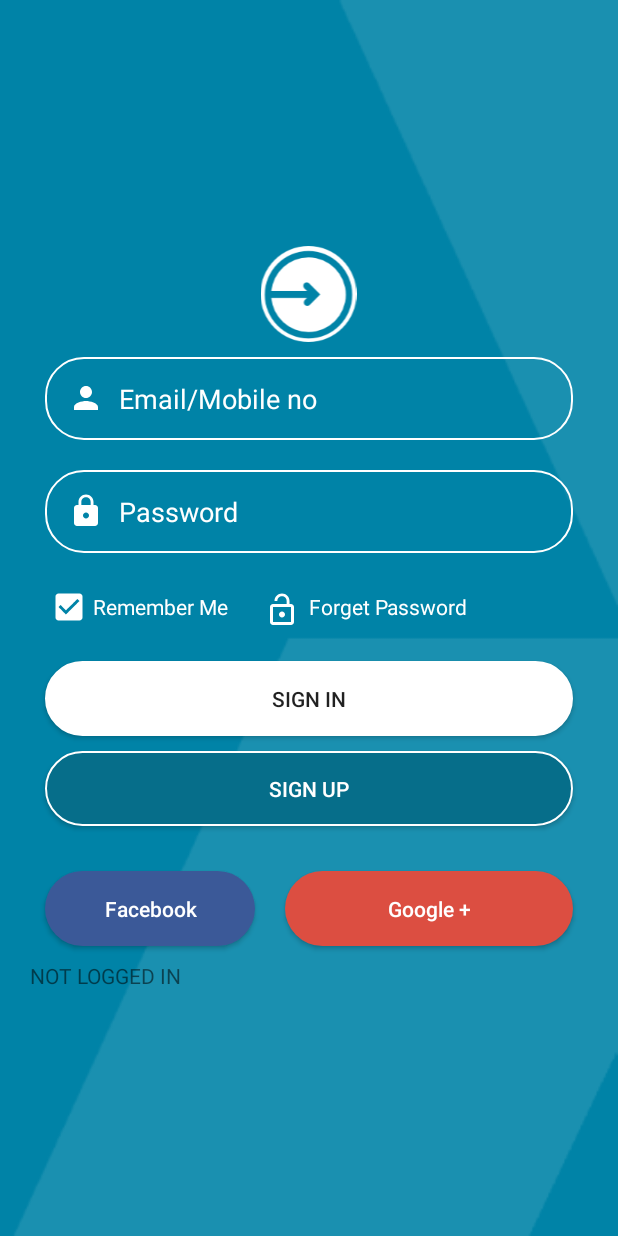
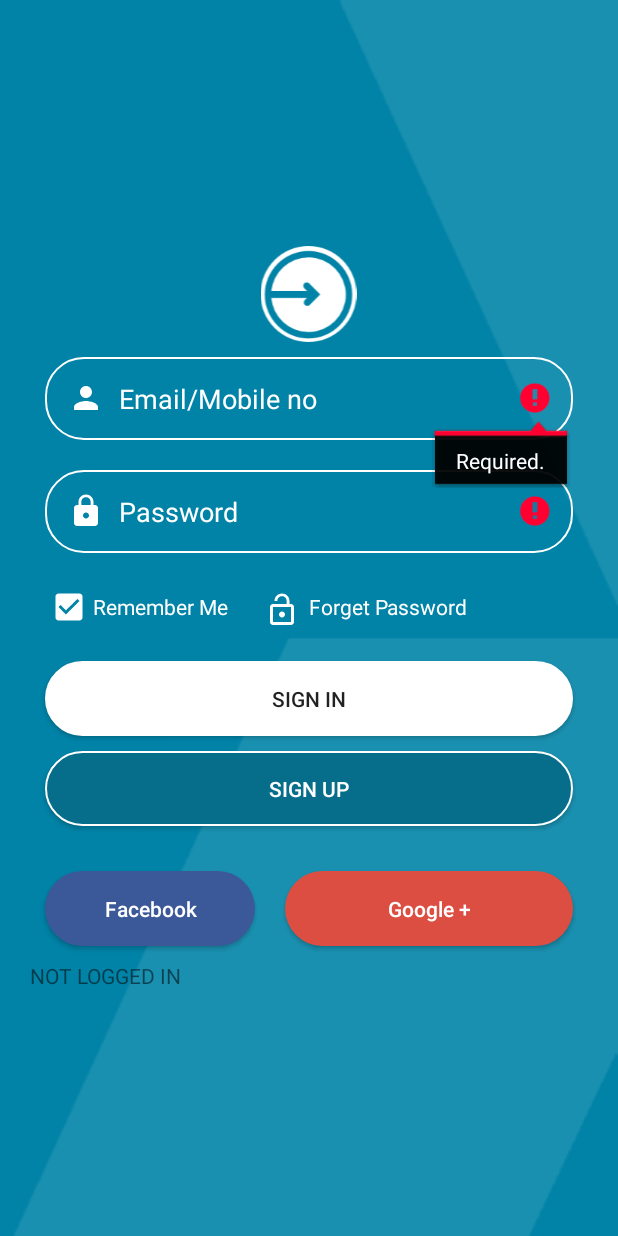
Before and after one commit to devucp/SecurityApplication, an Android app: the screen it shows after launch (GoogleSignInActivity before the commit, MainActivity after it), after a tap on "SIGN IN", on a phone screen of 412 x 824 dp. Run offline under Robolectric (Android 15) with nearby library versions, the phone set to English and light mode, and no system bars; our stand-ins replace Firebase (no records; nobody signed in at launch, a user with empty details on screens opened directly).

Commit message:
Updated googleservices.json,strings.xml,AndroidManifest.xml,styles.xml

```diff
--- a/app/build.gradle
+++ b/app/build.gradle
@@ -38,6 +38,6 @@ dependencies {
 
     implementation 'com.google.android.gms:play-services-auth:16.0.1'
 
-    //implementation 'com.facebook.android:facebook-login:4.0.0'
+    implementation 'com.facebook.android:facebook-login:5.0.1'
 }
 apply plugin: 'com.google.gms.google-services'
--- /dev/null
+++ b/app/src/main/res/layout/activity_google_sign_in.xml
@@ -0,0 +1,6 @@
+<?xml version="1.0" encoding="utf-8"?>
+<LinearLayout xmlns:android="http://schemas.android.com/apk/res/android"
+    android:layout_width="match_parent"
+    android:layout_height="match_parent">
+    <include layout="@layout/activity_main" />
+</LinearLayout>
--- a/app/src/main/res/layout/activity_main.xml
+++ b/app/src/main/res/layout/activity_main.xml
@@ -85,23 +85,10 @@
         android:layout_marginRight="10dp"
         android:layout_marginBottom="10dp"
         android:background="@drawable/shapelogin"
+        android:onClick="onClick"
         android:padding="15dp"
         android:shadowColor="@android:color/transparent"
         android:text="@string/sign_in_text" />
-
-    <!--<Button
-        android:id="@+id/signOutButton"
-        android:layout_width="match_parent"
-        android:layout_height="wrap_content"
-        android:layout_marginLeft="10dp"
-        android:layout_marginTop="10dp"
-        android:layout_marginRight="10dp"
-        android:layout_marginBottom="10dp"
-        android:background="@drawable/shapelogin"
-        android:padding="15dp"
-        android:shadowColor="@android:color/transparent"
-        android:text="@string/sign_out_text"
-        android:visibility="gone" />-->
 
     <Button
         android:layout_width="match_parent"
--- a/app/src/main/res/values/styles.xml
+++ b/app/src/main/res/values/styles.xml
@@ -7,5 +7,11 @@
         <item name="colorPrimaryDark">@color/colorPrimaryDark</item>
         <item name="colorAccent">@color/colorAccent</item>
     </style>
+    <style name="AppNoTitleTheme" parent="Theme.AppCompat.Light.NoActionBar">
+        <!-- Customize your theme here. -->
+        <item name="android:windowNoTitle">true</item>
+        <item name="android:windowActionBar">false</item>
+        <item name="android:windowContentOverlay">@null</item>
+    </style>
 
 </resources>
```
Also changed, not shown: app/src/main/AndroidManifest.xml (+29 -8 lines), app/src/main/java/com/example/securityapplication/GoogleSignInActivity.java (+9 -1 lines), app/src/main/java/com/example/securityapplication/MainActivity.java (+12 -2 lines), app/src/main/res/values/strings.xml (+7 -8 lines), 1 other file.
